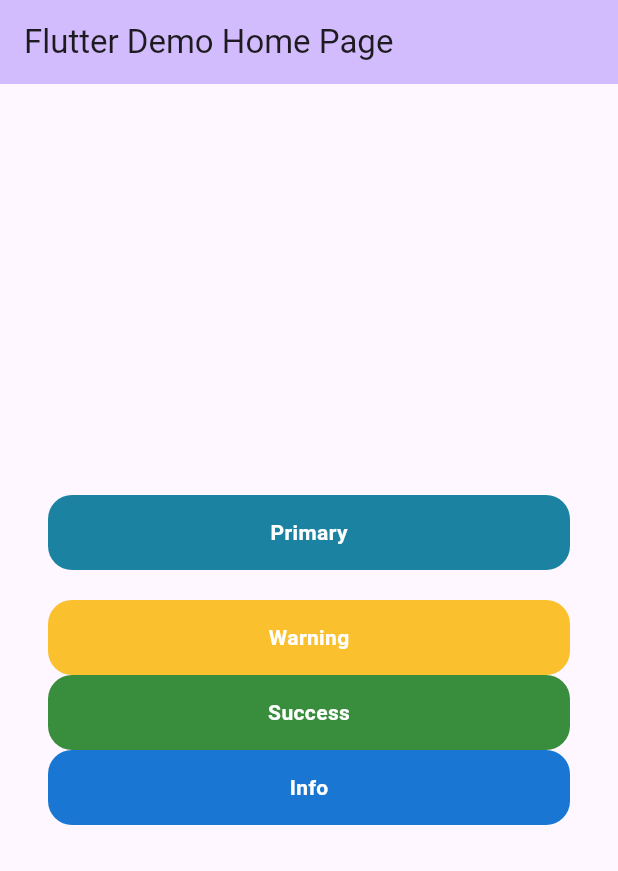
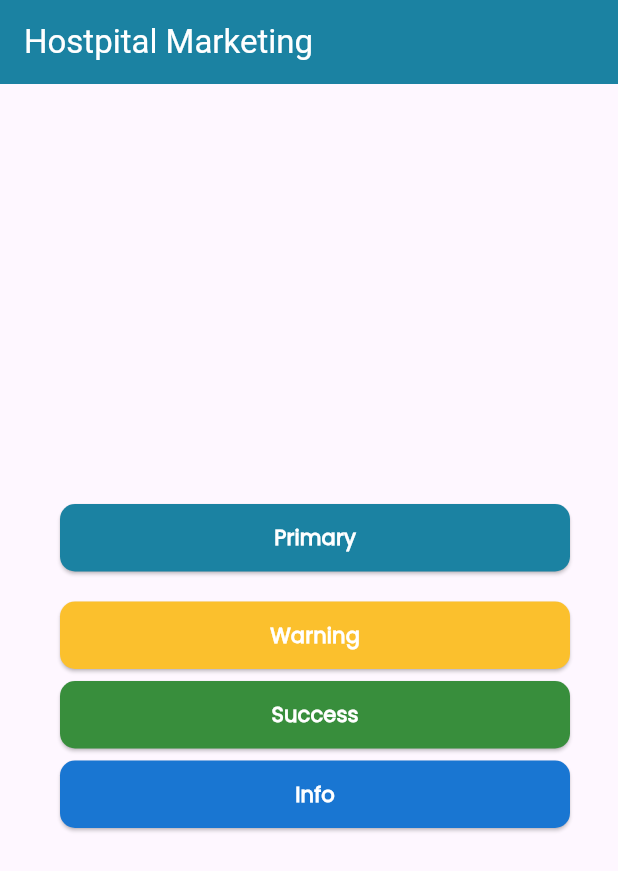
Before and after one commit to cecepfahriazal1997/Hospital-Marketing-Flutter, a Flutter app: the screen it shows after launch, on a phone screen of 412 x 824 dp. Shown: the top 871 px of the screen. Run offline on Flutter 3.47's test engine with Material 3 defaults, Android fonts, the phone set to English and light mode, and no system bars; our stand-ins replace quickalert.

Commit message:
fix: update button component

```diff
--- a/lib/components/Button.dart
+++ b/lib/components/Button.dart
@@ -10,17 +10,22 @@ class Button extends StatelessWidget {
   Color backgroundColor;
   double paddingLeft, paddingTop, paddingRight, paddingBottom;
   VoidCallback onPress;
+  double height, width;
+  double fontSize;
 
   Button(
       {super.key,
       required this.name,
-      this.radius = 16,
+      this.radius = 10,
       this.color = Colors.white,
       this.backgroundColor = baseColor.primary,
-      this.paddingLeft = 0,
-      this.paddingTop = 0,
-      this.paddingRight = 0,
-      this.paddingBottom = 0,
+      this.paddingLeft = 8,
+      this.paddingTop = 8,
+      this.paddingRight = 8,
+      this.paddingBottom = 8,
+      this.height = 45,
+      this.width = double.infinity,
+      this.fontSize = 14,
       VoidCallback? onPress})
       : onPress = onPress ?? (() {});
 
@@ -28,21 +33,25 @@ class Button extends StatelessWidget {
   Widget build(BuildContext context) {
     return Padding(
         padding: EdgeInsets.only(left: paddingLeft, top: paddingTop),
-        child: InkWell(
-            onTap: onPress,
-            child: Container(
-              height: 50,
-              decoration: BoxDecoration(
-                  color: backgroundColor,
-                  borderRadius: BorderRadius.circular(radius)),
-              child: Center(
-                child: Text(
-                  name,
-                  overflow: TextOverflow.ellipsis,
-                  maxLines: 1,
-                  style: TextStyle(color: color, fontWeight: FontWeight.bold),
-                ),
-              ),
-            )));
+        child: SizedBox(
+          width: width > 0 ? width : null,
+          height: height,
+          child: ElevatedButton(
+              onPressed: onPress,
+              style: ElevatedButton.styleFrom(
+                  backgroundColor: backgroundColor,
+                  shape: RoundedRectangleBorder(
+                      borderRadius: BorderRadius.circular(radius))),
+              child: Text(
+                name,
+                overflow: TextOverflow.ellipsis,
+                maxLines: 1,
+                style: TextStyle(
+                    color: color,
+                    fontSize: fontSize,
+                    fontWeight: FontWeight.bold,
+                    fontFamily: 'Poppins'),
+              )),
+        ));
   }
 }
--- a/lib/main.dart
+++ b/lib/main.dart
@@ -2,6 +2,7 @@
 
 import 'package:flutter/material.dart';
 import 'package:hostpitalmarketing/components/button.dart';
+import 'package:hostpitalmarketing/colors.dart' as baseColor;
 import 'package:quickalert/quickalert.dart';
 
 void main() {
@@ -14,12 +15,12 @@ class MyApp extends StatelessWidget {
   @override
   Widget build(BuildContext context) {
     return MaterialApp(
-      title: 'Flutter Demo',
+      title: 'Hostpital Marketing',
       theme: ThemeData(
         colorScheme: ColorScheme.fromSeed(seedColor: Colors.deepPurple),
         useMaterial3: true,
       ),
-      home: const MyHomePage(title: 'Flutter Demo Home Page'),
+      home: const MyHomePage(title: 'Hostpital Marketing'),
     );
   }
 }
@@ -38,8 +39,11 @@ class _MyHomePageState extends State<MyHomePage> {
   Widget build(BuildContext context) {
     return Scaffold(
         appBar: AppBar(
-          backgroundColor: Theme.of(context).colorScheme.inversePrimary,
-          title: Text(widget.title),
+          backgroundColor: baseColor.primary,
+          title: Text(
+            widget.title,
+            style: TextStyle(color: Colors.white),
+          ),
         ),
         body: Padding(
           padding: EdgeInsets.all(32),
```
Also changed, not shown: pubspec.yaml (+5 -6 lines), assets/fonts/Poppins-Bold.ttf (added), assets/fonts/Poppins-ExtraBold.ttf (added), assets/fonts/Poppins-Light.ttf (added), assets/fonts/Poppins-Regular.ttf (added), assets/fonts/Poppins-Thin.ttf (added).
